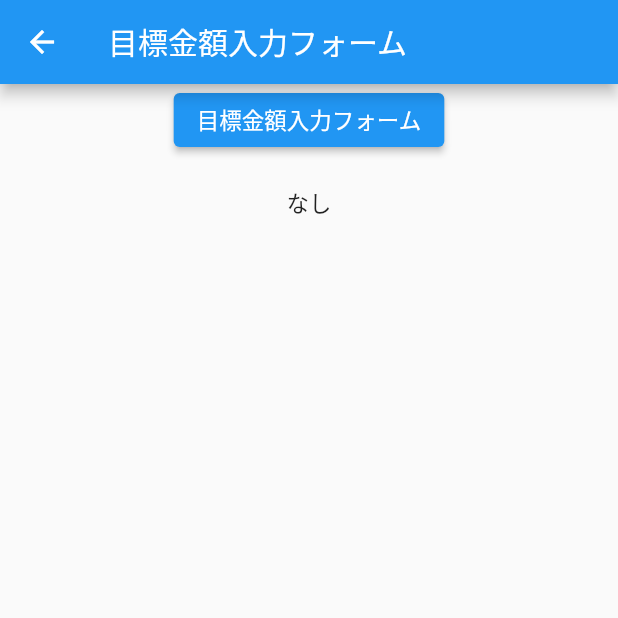
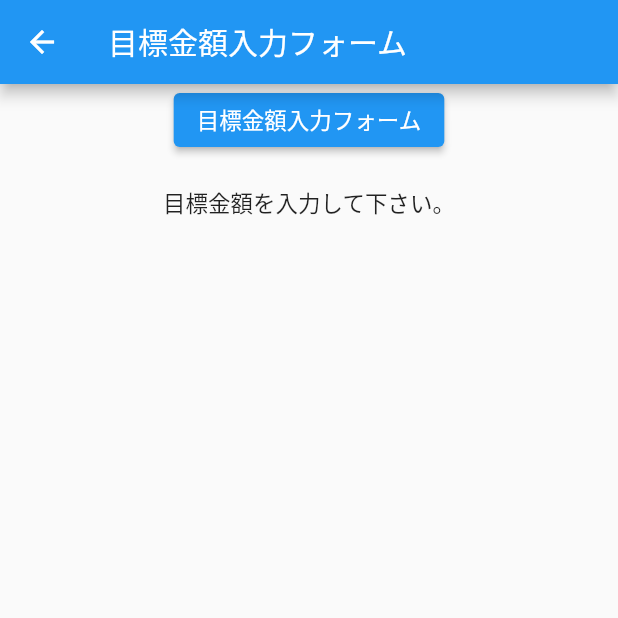
Before and after one commit to gitknkn/flutter_tutorial, a Flutter app: the MoneyScreen screen opened by its route, in the side drawer, after a tap on "目標入力画面", on a phone screen of 412 x 824 dp, the top half of it. Run offline on Flutter 3.47's test engine with Material 2 defaults, Android fonts, the light colour scheme and no system bars; our stand-ins replace audioplayers, badges, date_time_picker, dio, flutter_riverpod, flutter_slidable and 6 more; accounts and stored records are empty; generated files the repository leaves out were written again.

Commit message:
レビュー前の不具合修正

```diff
--- a/lib/money_app/repository/money_info_repository.dart
+++ b/lib/money_app/repository/money_info_repository.dart
@@ -25,7 +25,7 @@ class MoneyInfoRepository {
 
   //削除
   Future<int> deleteTargetMoneyInfoData(int id) async {
-    return await _myDatabase.deleteAddMoneyInfo(id);
+    return await _myDatabase.deleteTargetMoneyInfo(id);
   }
   // ここまで TargetMoneyInfo
 
--- a/lib/money_app/screen/money_screen.dart
+++ b/lib/money_app/screen/money_screen.dart
@@ -58,7 +58,7 @@ class MoneyScreen extends ConsumerWidget {
               child: Text(
                 state.targetMoneyInfoData != null
                     ? '目標金額 : ${state.targetMoneyInfoData.targetMoney.toString()}円'
-                    : '0',
+                    : '目標金額 : 0円',
                 style: TextStyle(
                   fontSize: 22,
                 ),
@@ -95,7 +95,7 @@ class MoneyScreen extends ConsumerWidget {
               ),
             ),
 
-            /// ここに配置したら、add_money_form側で表示されるようになった？？
+            /// ここに配置したら、add_money_form側で表示されるようになった
             state.isMessageDialog
                 ? Center(child: _createShowDialog(context))
                 : Container(),
--- a/lib/money_app/screen/target_money_form.dart
+++ b/lib/money_app/screen/target_money_form.dart
@@ -49,7 +49,6 @@ class TargetMoneyForm extends ConsumerWidget {
 
   Widget _buildFormDialog(BuildContext context) {
     TextEditingController _targetMoneyCtrl = TextEditingController();
-    // TextEditingController _idCtrl TextEditingController();
     return AlertDialog(
       content: Form(
         key: _formKey,
@@ -82,7 +81,9 @@ class TargetMoneyForm extends ConsumerWidget {
             );
             // var target = int.tryParse(_targetMoneyCtrl.text);
             if (_formKey.currentState.validate()) {
-              await context.read(moneyStateNotifier).updateMoneyInfoData(data);
+              await context
+                  .read(moneyStateNotifier)
+                  .writeTargetMoneyInfoData(data);
               Navigator.pop(context);
             }
           },
@@ -96,24 +97,42 @@ class TargetMoneyForm extends ConsumerWidget {
       children: [
         _createFormButton(context),
         SizedBox(height: 20),
-        _buildTargetMoneyList(context),
+        _buildTargetMoneyList(context, data),
       ],
     );
   }
 
-  Widget _buildTargetMoneyList(BuildContext context) {
-    return Consumer(builder: (context, watch, child) {
+  Widget _buildTargetMoneyList(BuildContext context, TargetMoneyInfoData data) {
+    return Consumer(
+      builder: (context, watch, child) {
         final state = watch(moneyStateNotifier.state);
-      return Column(children: [
+        return Column(
+          children: [
             Container(
               child: state.targetMoneyInfoData != null
                   ? Text(
                       '${state.targetMoneyInfoData.targetMoney.toString()}円',
                       style: TextStyle(fontSize: 20, color: Colors.blueAccent),
                     )
-              : Text('なし'),
+                  : Text('目標金額を入力して下さい。'),
             ),
-      ]);
-    });
+            SizedBox(height: 20),
+            state.targetMoneyInfoData != null
+                ? ElevatedButton(
+                    onPressed: () {
+                      context
+                          .read(moneyStateNotifier)
+                          .deleteTargetMoneyInfoData(data);
+                    },
+                    child: Text('削除'),
+                    style: ElevatedButton.styleFrom(
+                      primary: Colors.red,
+                    ),
+                  )
+                : Container(),
+          ],
+        );
+      },
+    );
   }
 }
```
Also changed, not shown: lib/money_app/db/db.dart (+6 -2 lines), lib/money_app/screen/add_money_form.dart (+4 -5 lines), lib/money_app/screen/money_screen_statenotifier.dart (+21 -6 lines), lib/money_app/db/db.g.dart. Lines whose indentation alone changed are shown as unchanged.
